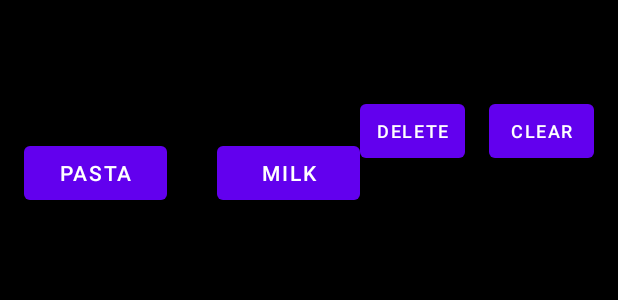
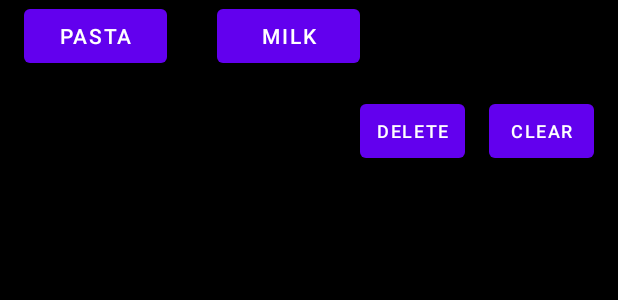
Before and after one commit to alliburgan/VocalRepos, an Android app: the layout activity_emotions_land.xml on its own in the app's theme, with its tools: preview values and no code run, on a phone screen of 412 x 824 dp. Shown: the top 300 px of the screen. Run offline under Robolectric (Android 15) with nearby library versions, the phone set to English and light mode, and no system bars.

Commit message:
commit before kyla pull

```diff
--- a/app/src/main/res/layout/activity_emotions_land.xml
+++ b/app/src/main/res/layout/activity_emotions_land.xml
@@ -14,22 +14,20 @@
         android:layout_width="95dp"
         android:layout_height="wrap_content"
         android:layout_marginStart="16dp"
-        android:layout_marginTop="27dp"
         android:onClick="btnClick"
         android:text="@string/Pasta"
         app:layout_constraintStart_toStartOf="parent"
-        app:layout_constraintTop_toBottomOf="@+id/txtSentenceEmotions" />
+        tools:layout_editor_absoluteY="91dp" />
 
     <Button
         android:id="@+id/milk2"
         android:layout_width="95dp"
         android:layout_height="wrap_content"
-        android:layout_marginTop="27dp"
         android:layout_marginEnd="172dp"
         android:onClick="btnClick"
         android:text="@string/Milk"
         app:layout_constraintEnd_toEndOf="parent"
-        app:layout_constraintTop_toBottomOf="@+id/txtSentenceEmotions" />
+        tools:layout_editor_absoluteY="91dp" />
 
     <Button
         android:id="@+id/btnDelete2"
@@ -63,17 +61,4 @@
         app:layout_constraintEnd_toEndOf="parent"
         app:layout_constraintTop_toTopOf="parent" />
 
-    <TextView
-        android:id="@+id/txtSentenceEmotions"
-        android:layout_width="210dp"
-        android:layout_height="48dp"
-        android:layout_marginStart="16dp"
-        android:layout_marginTop="16dp"
-        android:layout_marginEnd="16dp"
-
-        app:layout_constraintEnd_toStartOf="@+id/btnDelete2"
-        app:layout_constraintHorizontal_bias="0.0"
-        app:layout_constraintStart_toStartOf="parent"
-        app:layout_constraintTop_toTopOf="parent" />
-
 </androidx.constraintlayout.widget.ConstraintLayout>
```
